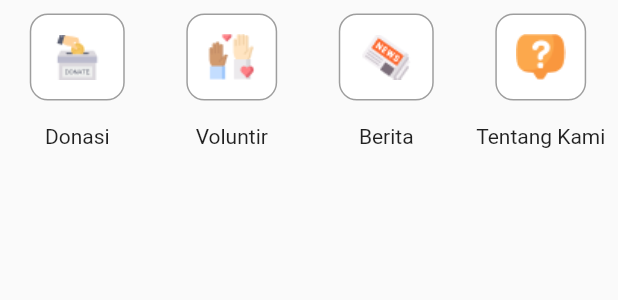
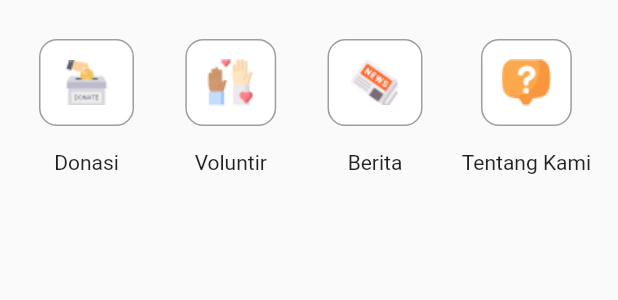
Before and after one commit to Capstone-Alterra/flutter-raih-peduli, a Flutter app: the FeatureMenuList widget shown alone on an empty page, opened directly, on a phone screen of 412 x 824 dp. Shown: the top 300 px of the screen. Run offline on Flutter 3.47's test engine with Material 2 defaults, Android fonts, the phone set to English and light mode, and no system bars; network calls fail.

Commit message:
banner & fitur menu

```diff
--- a/lib/screen/view/home/custom_appbar_widget.dart
+++ b/lib/screen/view/home/custom_appbar_widget.dart
@@ -10,7 +10,7 @@ class CustomAppBar extends StatelessWidget implements PreferredSizeWidget {
   @override
   Widget build(BuildContext context) {
     return AppBar(
-      backgroundColor: Colors.transparent,
+      backgroundColor: const Color(0xFFD1DAEC),
       elevation: 0,
       actions: [
         Expanded(
--- a/lib/screen/view/home/feature_menu_widget.dart
+++ b/lib/screen/view/home/feature_menu_widget.dart
@@ -40,49 +40,43 @@ class FeatureMenuItem extends StatelessWidget {
 }
 
 class FeatureMenuList extends StatelessWidget {
+  const FeatureMenuList({super.key});
+
   @override
   Widget build(BuildContext context) {
-    return Container(
-      height: 100,
+    return Padding(
+      padding: const EdgeInsets.all(18.0),
       child: Row(
         mainAxisAlignment: MainAxisAlignment.spaceBetween,
         children: [
-          Expanded(
-            child: FeatureMenuItem(
+          FeatureMenuItem(
             title: 'Donasi',
             assetImage: 'assets/icons/donation.png',
             onPressed: () {
               // Handle Donasi button pressed
             },
           ),
-          ),
-          Expanded(
-            child: FeatureMenuItem(
+          FeatureMenuItem(
             title: 'Voluntir',
             assetImage: 'assets/icons/volunteer.png',
             onPressed: () {
               // Handle Voluntir button pressed
             },
           ),
-          ),
-          Expanded(
-            child: FeatureMenuItem(
+          FeatureMenuItem(
             title: 'Berita',
             assetImage: 'assets/icons/news.png',
             onPressed: () {
               // Handle Berita button pressed
             },
           ),
-          ),
-          Expanded(
-            child: FeatureMenuItem(
+          FeatureMenuItem(
             title: 'Tentang Kami',
             assetImage: 'assets/icons/about.png',
             onPressed: () {
               // Handle Tentang Kami button pressed
             },
           ),
-          ),
         ],
       ),
     );
--- a/lib/screen/view/home/home_listview.dart
+++ b/lib/screen/view/home/home_listview.dart
@@ -9,7 +9,6 @@ import 'package:flutter_raih_peduli/screen/view/home/news_card_widget.dart';
 class HomeListViewBuilder extends StatelessWidget {
   @override
   Widget build(BuildContext context) {
-
     return Column(
       crossAxisAlignment: CrossAxisAlignment.start,
       children: [
@@ -21,7 +20,7 @@ class HomeListViewBuilder extends StatelessWidget {
           ),
         ),
         Container(
-          height: 200,
+          height: 400,
           child: ListView.builder(
             itemCount: dummyFundraisingData.length,
             itemBuilder: (context, index) {
```
Also changed, not shown: lib/screen/view/home/header_widget.dart (+12 -9 lines), lib/screen/view/home/homescreen.dart (+6 -4 lines), lib/screen/view/home/searchbar_widget.dart (+10 -26 lines). Lines whose indentation alone changed are shown as unchanged.
